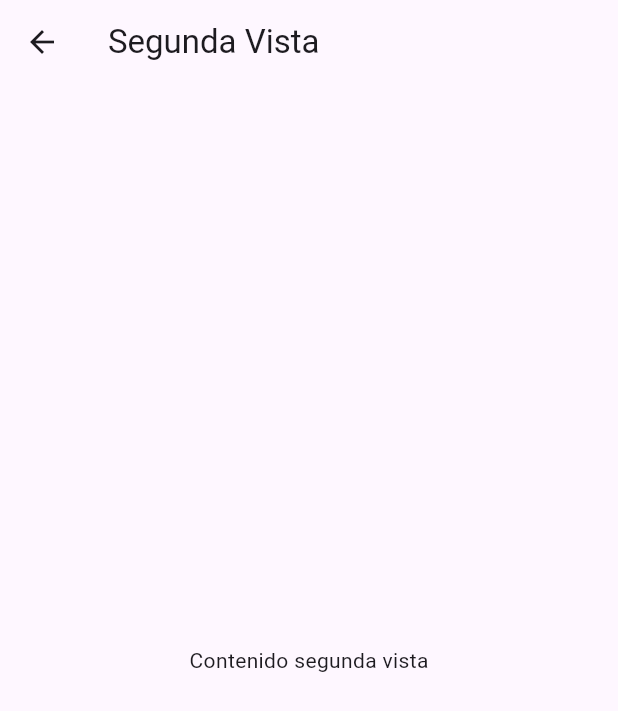
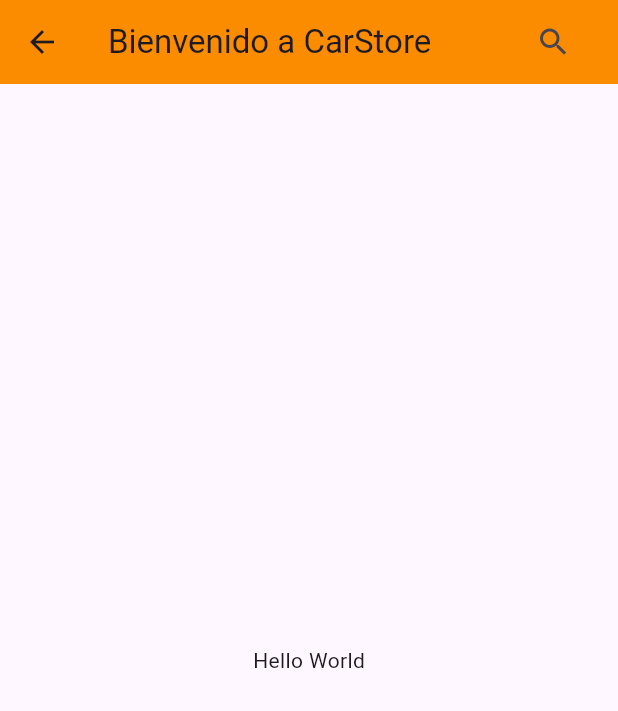
Before and after one commit to lfuentes-xd/movilesApp, a Flutter app: the screen it shows after launch, in the side drawer, after a tap on "Busqueda", on a phone screen of 412 x 824 dp. Shown: the top 711 px of the screen. Run offline on Flutter 3.47's test engine with Material 3 defaults, Android fonts, the phone set to English and light mode, and no system bars.

Commit message:
buscador

```diff
--- /dev/null
+++ b/lib/Buscador.dart
@@ -0,0 +1,96 @@
+import 'package:flutter/material.dart';
+
+class Buscador extends StatelessWidget {
+  @override
+  Widget build(BuildContext context) {
+    return Scaffold(
+      appBar: AppBar(
+        title: Text("Bienvenido a CarStore"),
+        actions: [
+          Padding(
+            padding: EdgeInsets.only(left: 9.0, right: 19.0), // Ajustar el padding aquí
+            child: IconButton(
+              onPressed: () {
+                showSearch(
+                  context: context,
+                  delegate: CustomSearchDelegate(),
+                );
+              },
+              icon: const Icon(Icons.search),
+            ),
+          ),
+        ],
+        backgroundColor: Colors.orange[600],
+      ),
+      body: const Center(
+        child: Text('Hello World'),
+      ),
+    );
+  }
+}
+
+class CustomSearchDelegate extends SearchDelegate {
+  List<String> searchTerms = [
+    'toyota',
+    'mustang',
+  ];
+  @override
+  List<Widget> buildActions(BuildContext context) {
+    return [
+      IconButton(
+        icon: const Icon(Icons.clear),
+        onPressed: () {
+          query = '';
+        },
+      ),
+    ];
+  }
+
+  @override
+  Widget buildLeading(BuildContext context) {
+    return IconButton(
+      icon: const Icon(Icons.arrow_back),
+      onPressed: () {
+        close(context, null);
+      },
+    );
+  }
+
+  @override
+  Widget buildResults(BuildContext context) {
+    List<String> matchQuery = [];
+    for (var fruit in searchTerms) {
+      if (fruit.toLowerCase().contains(query.toLowerCase())) {
+        matchQuery.add(fruit);
+      }
+    }
+    return ListView.builder(
+      itemCount: matchQuery.length,
+      itemBuilder: (context, index) {
+        var result = matchQuery[index];
+        return ListTile(
+          title: Text(result),
+        );
+      },
+    );
+  }
+
+  @override
+  Widget buildSuggestions(BuildContext context) {
+    List<String> matchQuery = [];
+    for (var fruit in searchTerms) {
+      if (fruit.toLowerCase().contains(query.toLowerCase())) {
+        matchQuery.add(fruit);
+      }
+    }
+    return ListView.builder(
+      itemCount: matchQuery.length,
+      itemBuilder: (context, index) {
+        var result = matchQuery[index];
+        return ListTile(
+          title: Text(result),
+        );
+      },
+    ); // ListView.builder
+  }
+}
--- a/lib/main.dart
+++ b/lib/main.dart
@@ -3,6 +3,7 @@ import 'second_view.dart';
 import 'third_view.dart';
 import 'login.dart';
 import 'Register.dart';
+import 'Buscador.dart';
 
 void main() => runApp(const MyApp());
 
@@ -16,8 +17,8 @@ class MyApp extends StatelessWidget {
       initialRoute: '/', // Página inicial
       routes: {
         '/': (context) => const HomeView(),
-        '/second': (context) => SecondView(),
         '/third': (context) => ThirdView(),
+        '/busqueda': (context) => Buscador(),
         '/login': (context) => LoginView(),
         '/Register': (context) => RegisterView(),
       },
@@ -107,7 +108,7 @@ class HomeView extends StatelessWidget {
               onTap: () {
                 Navigator.pop(context); // Cierra el Drawer
                 Navigator.pushNamed(
-                    context, '/second'); // Navega a la Segunda Vista
+                    context, '/busqueda'); // Navega a la Segunda Vista
               },
             ),
             ListTile(
```
